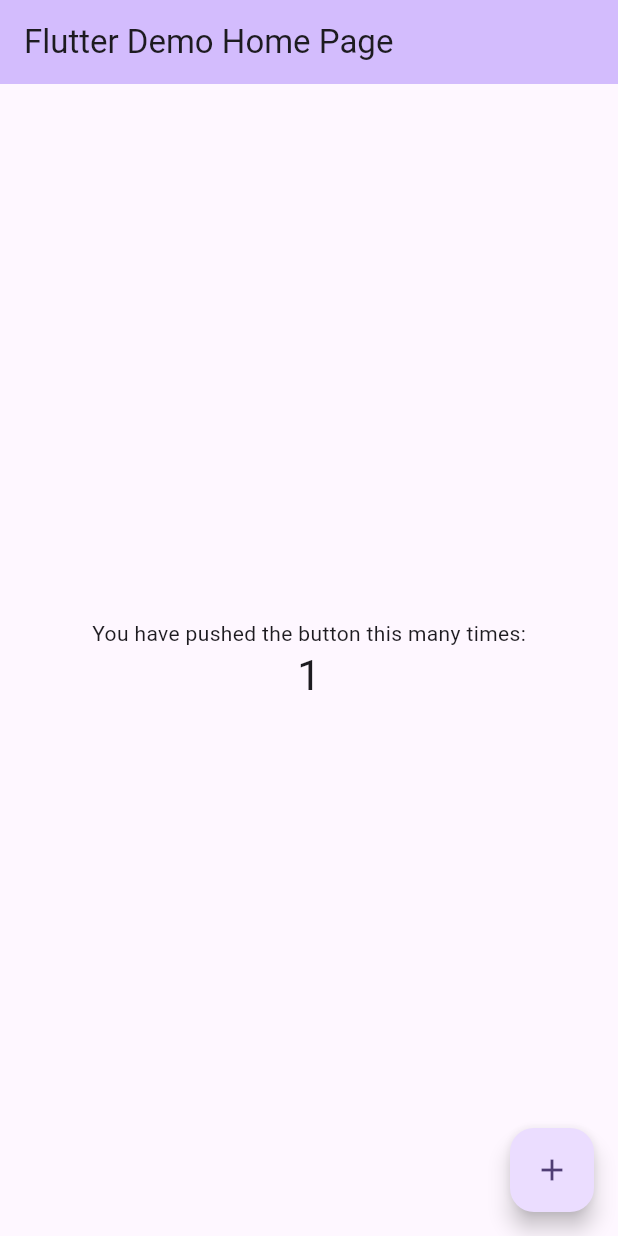
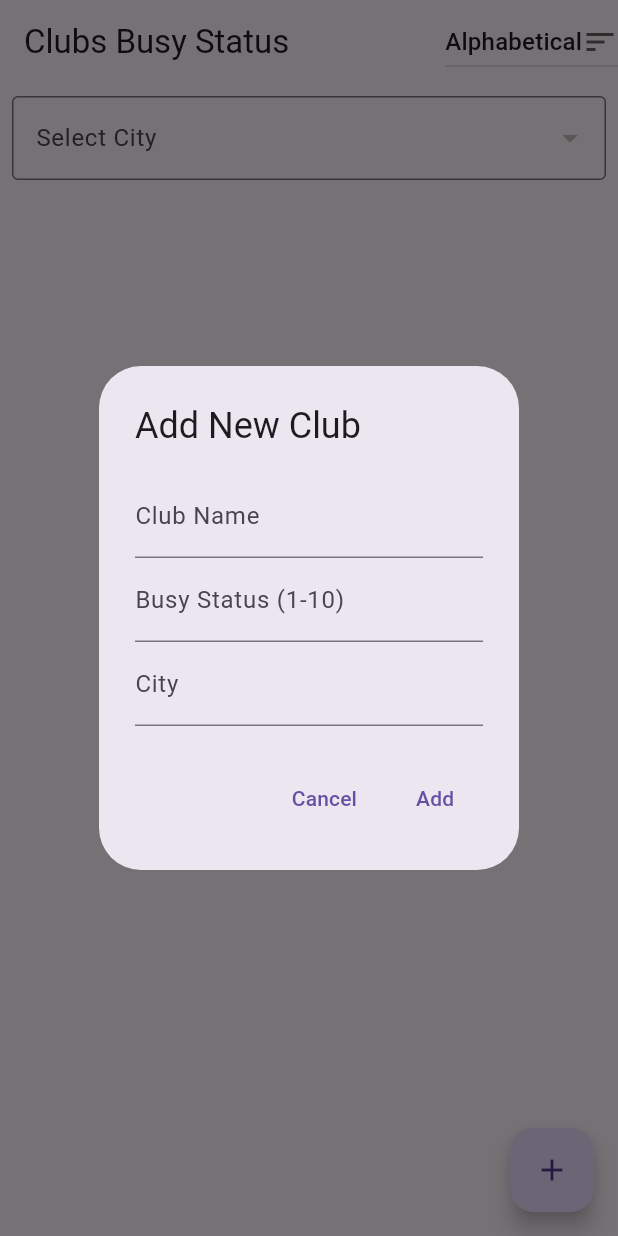
Before and after one commit to spaykel/oontz, a Flutter app: the screen it shows after launch, after a tap on the "add" icon, on a phone screen of 412 x 824 dp. Run offline on Flutter 3.47's test engine with Material 3 defaults, Android fonts, the phone set to English and light mode, and no system bars; our stand-ins replace cloud_firestore, firebase_core; accounts and stored records are empty.

```diff
--- a/oontz/lib/main.dart
+++ b/oontz/lib/main.dart
@@ -1,125 +1,313 @@
 import 'package:flutter/material.dart';
+import 'package:firebase_core/firebase_core.dart';
+import 'package:cloud_firestore/cloud_firestore.dart';
 
-void main() {
-  runApp(const MyApp());
+void main() async {
+  WidgetsFlutterBinding.ensureInitialized();
+  await Firebase.initializeApp();
+  runApp(ClubBusyApp());
 }
 
-class MyApp extends StatelessWidget {
-  const MyApp({super.key});
-
-  // This widget is the root of your application.
+class ClubBusyApp extends StatelessWidget {
   @override
   Widget build(BuildContext context) {
     return MaterialApp(
-      title: 'Flutter Demo',
+      title: 'Club Busy Status',
       theme: ThemeData(
-        // This is the theme of your application.
-        //
-        // TRY THIS: Try running your application with "flutter run". You'll see
-        // the application has a purple toolbar. Then, without quitting the app,
-        // try changing the seedColor in the colorScheme below to Colors.green
-        // and then invoke "hot reload" (save your changes or press the "hot
-        // reload" button in a Flutter-supported IDE, or press "r" if you used
-        // the command line to start the app).
-        //
-        // Notice that the counter didn't reset back to zero; the application
-        // state is not lost during the reload. To reset the state, use hot
-        // restart instead.
-        //
-        // This works for code too, not just values: Most code changes can be
-        // tested with just a hot reload.
-        colorScheme: ColorScheme.fromSeed(seedColor: Colors.deepPurple),
-        useMaterial3: true,
+        primarySwatch: Colors.blue,
       ),
-      home: const MyHomePage(title: 'Flutter Demo Home Page'),
+      home: ClubListScreen(),
     );
   }
 }
 
-class MyHomePage extends StatefulWidget {
-  const MyHomePage({super.key, required this.title});
+class ClubListScreen extends StatefulWidget {
+  @override
+  _ClubListScreenState createState() => _ClubListScreenState();
+}
 
-  // This widget is the home page of your application. It is stateful, meaning
-  // that it has a State object (defined below) that contains fields that affect
-  // how it looks.
-
-  // This class is the configuration for the state. It holds the values (in this
-  // case the title) provided by the parent (in this case the App widget) and
-  // used by the build method of the State. Fields in a Widget subclass are
-  // always marked "final".
-
-  final String title;
+class _ClubListScreenState extends State<ClubListScreen> {
+  String _selectedSortOption = 'Alphabetical';
+  String _selectedCity = '';
+  List<String> _cities = [];
 
   @override
-  State<MyHomePage> createState() => _MyHomePageState();
-}
+  void initState() {
+    super.initState();
+    _fetchCities();
+  }
 
-class _MyHomePageState extends State<MyHomePage> {
-  int _counter = 0;
-
-  void _incrementCounter() {
+  void _fetchCities() async {
+    final querySnapshot = await FirebaseFirestore.instance.collection('clubs').get();
+    final cities = querySnapshot.docs.map((doc) => doc['city'] as String).toSet().toList();
     setState(() {
-      // This call to setState tells the Flutter framework that something has
-      // changed in this State, which causes it to rerun the build method below
-      // so that the display can reflect the updated values. If we changed
-      // _counter without calling setState(), then the build method would not be
-      // called again, and so nothing would appear to happen.
-      _counter++;
+      _cities = cities;
     });
   }
 
   @override
   Widget build(BuildContext context) {
-    // This method is rerun every time setState is called, for instance as done
-    // by the _incrementCounter method above.
-    //
-    // The Flutter framework has been optimized to make rerunning build methods
-    // fast, so that you can just rebuild anything that needs updating rather
-    // than having to individually change instances of widgets.
     return Scaffold(
       appBar: AppBar(
-        // TRY THIS: Try changing the color here to a specific color (to
-        // Colors.amber, perhaps?) and trigger a hot reload to see the AppBar
-        // change color while the other colors stay the same.
-        backgroundColor: Theme.of(context).colorScheme.inversePrimary,
-        // Here we take the value from the MyHomePage object that was created by
-        // the App.build method, and use it to set our appbar title.
-        title: Text(widget.title),
+        title: Text('Clubs Busy Status'),
+        actions: [
+          DropdownButton<String>(
+            value: _selectedSortOption,
+            icon: Icon(Icons.sort),
+            onChanged: (String? newValue) {
+              setState(() {
+                _selectedSortOption = newValue!;
+              });
+            },
+            items: <String>['Alphabetical', 'Busy Status']
+                .map<DropdownMenuItem<String>>((String value) {
+              return DropdownMenuItem<String>(
+                value: value,
+                child: Text(value),
+              );
+            }).toList(),
+          ),
+        ],
       ),
-      body: Center(
-        // Center is a layout widget. It takes a single child and positions it
-        // in the middle of the parent.
-        child: Column(
-          // Column is also a layout widget. It takes a list of children and
-          // arranges them vertically. By default, it sizes itself to fit its
-          // children horizontally, and tries to be as tall as its parent.
-          //
-          // Column has various properties to control how it sizes itself and
-          // how it positions its children. Here we use mainAxisAlignment to
-          // center the children vertically; the main axis here is the vertical
-          // axis because Columns are vertical (the cross axis would be
-          // horizontal).
-          //
-          // TRY THIS: Invoke "debug painting" (choose the "Toggle Debug Paint"
-          // action in the IDE, or press "p" in the console), to see the
-          // wireframe for each widget.
-          mainAxisAlignment: MainAxisAlignment.center,
-          children: <Widget>[
-            const Text(
-              'You have pushed the button this many times:',
+      body: Column(
+        children: [
+          Padding(
+            padding: const EdgeInsets.all(8.0),
+            child: DropdownButtonFormField<String>(
+              decoration: InputDecoration(
+                labelText: 'Select City',
+                border: OutlineInputBorder(),
+              ),
+              value: _selectedCity.isEmpty ? null : _selectedCity,
+              onChanged: (String? newValue) {
+                setState(() {
+                  _selectedCity = newValue!;
+                });
+              },
+              items: _cities.map<DropdownMenuItem<String>>((String city) {
+                return DropdownMenuItem<String>(
+                  value: city,
+                  child: Text(city),
+                );
+              }).toList(),
             ),
-            Text(
-              '$_counter',
-              style: Theme.of(context).textTheme.headlineMedium,
+          ),
+          Expanded(
+            child: ClubList(
+              sortOption: _selectedSortOption,
+              selectedCity: _selectedCity,
+            ),
+          ),
+        ],
+      ),
+      floatingActionButton: FloatingActionButton(
+        onPressed: () => _showAddClubDialog(context),
+        child: Icon(Icons.add),
+      ),
+    );
+  }
+
+  void _showAddClubDialog(BuildContext context) {
+    final _nameController = TextEditingController();
+    final _statusController = TextEditingController();
+    final _cityController = TextEditingController();
+
+    showDialog(
+      context: context,
+      builder: (context) {
+        return AlertDialog(
+          title: Text('Add New Club'),
+          content: Column(
+            mainAxisSize: MainAxisSize.min,
+            children: [
+              TextField(
+                controller: _nameController,
+                decoration: InputDecoration(labelText: 'Club Name'),
+              ),
+              TextField(
+                controller: _statusController,
+                decoration: InputDecoration(labelText: 'Busy Status (1-10)'),
+                keyboardType: TextInputType.number,
+              ),
+              TextField(
+                controller: _cityController,
+                decoration: InputDecoration(labelText: 'City'),
+              ),
+            ],
+          ),
+          actions: [
+            TextButton(
+              onPressed: () {
+                Navigator.of(context).pop();
+              },
+              child: Text('Cancel'),
+            ),
+            TextButton(
+              onPressed: () async {
+                final name = _nameController.text;
+                final status = int.tryParse(_statusController.text);
+                final city = _cityController.text;
+
+                if (name.isNotEmpty && status != null && status >= 1 && status <= 10 && city.isNotEmpty) {
+                  final querySnapshot = await FirebaseFirestore.instance
+                      .collection('clubs')
+                      .where('name', isEqualTo: name)
+                      .get();
+
+                  if (querySnapshot.docs.isNotEmpty) {
+                    // If club exists, update the status
+                    final docId = querySnapshot.docs.first.id;
+                    FirebaseFirestore.instance.collection('clubs').doc(docId).update({
+                      'busyStatus': status,
+                      'city': city,
+                    });
+                  } else {
+                    // If club doesn't exist, add a new club
+                    FirebaseFirestore.instance.collection('clubs').add({
+                      'name': name,
+                      'busyStatus': status,
+                      'city': city,
+                    });
+                  }
+
+                  Navigator.of(context).pop();
+                }
+              },
+              child: Text('Add'),
             ),
           ],
-        ),
-      ),
-      floatingActionButton: FloatingActionButton(
-        onPressed: _incrementCounter,
-        tooltip: 'Increment',
-        child: const Icon(Icons.add),
-      ), // This trailing comma makes auto-formatting nicer for build methods.
+        );
+      },
     );
   }
 }
+
+class Club {
+  final String name;
+  final int busyStatus;
+  final String city;
+
+  Club({required this.name, required this.busyStatus, required this.city});
+
+  factory Club.fromDocument(DocumentSnapshot doc) {
+    return Club(
+      name: doc['name'],
+      busyStatus: doc['busyStatus'],
+      city: doc['city'],
+    );
+  }
+}
+
+class ClubList extends StatelessWidget {
+  final String sortOption;
+  final String selectedCity;
+
+  ClubList({required this.sortOption, required this.selectedCity});
+
+  @override
+  Widget build(BuildContext context) {
+    return StreamBuilder<QuerySnapshot>(
+      stream: FirebaseFirestore.instance.collection('clubs').snapshots(),
+      builder: (context, snapshot) {
+        if (snapshot.connectionState == ConnectionState.waiting) {
+          return Center(child: CircularProgressIndicator());
+        }
+
+        if (snapshot.hasError) {
+          return Center(child: Text('Error: ${snapshot.error}'));
+        }
+
+        var clubs = snapshot.data!.docs
+            .map((doc) => Club.fromDocument(doc))
+            .where((club) => club.city.toLowerCase().contains(selectedCity.toLowerCase()))
+            .toList();
+
+        if (sortOption == 'Alphabetical') {
+          clubs.sort((a, b) => a.name.compareTo(b.name));
+        } else if (sortOption == 'Busy Status') {
+          clubs.sort((a, b) => b.busyStatus.compareTo(a.busyStatus));
+        }
+
+        return ListView.builder(
+          itemCount: clubs.length,
+          itemBuilder: (context, index) {
+            final club = clubs[index];
+            return ListTile(
+              title: Text(
+                club.name,
+                style: TextStyle(fontSize: 20.0),
+              ),
+              subtitle: Text(
+                'Status: ${club.busyStatus}/10\nCity: ${club.city}',
+                style: TextStyle(fontSize: 16.0),
+              ),
+              leading: Icon(
+                Icons.circle,
+                color: getStatusColor(club.busyStatus),
+              ),
+              onTap: () => _showEditStatusDialog(context, club),
+            );
+          },
+        );
+      },
+    );
+  }
+
+  void _showEditStatusDialog(BuildContext context, Club club) {
+    final _statusController = TextEditingController(text: club.busyStatus.toString());
+
+    showDialog(
+      context: context,
+      builder: (context) {
+        return AlertDialog(
+          title: Text('Edit Busy Status for ${club.name}'),
+          content: TextField(
+            controller: _statusController,
+            decoration: InputDecoration(labelText: 'Busy Status (1-10)'),
+            keyboardType: TextInputType.number,
+          ),
+          actions: [
+            TextButton(
+              onPressed: () {
+                Navigator.of(context).pop();
+              },
+              child: Text('Cancel'),
+            ),
+            TextButton(
+              onPressed: () async {
+                final status = int.tryParse(_statusController.text);
+
+                if (status != null && status >= 1 && status <= 10) {
+                  final querySnapshot = await FirebaseFirestore.instance
+                      .collection('clubs')
+                      .where('name', isEqualTo: club.name)
+                      .get();
+
+                  if (querySnapshot.docs.isNotEmpty) {
+                    final docId = querySnapshot.docs.first.id;
+                    await FirebaseFirestore.instance.collection('clubs').doc(docId).update({
+                      'busyStatus': status,
+                    });
+                  }
+
+                  Navigator.of(context).pop();
+                }
+              },
+              child: Text('Save'),
+            ),
+          ],
+        );
+      },
+    );
+  }
+
+  Color getStatusColor(int status) {
+    if (status >= 8) {
+      return Colors.red;
+    } else if (status >= 4) {
+      return Colors.orange;
+    } else {
+      return Colors.green;
+    }
+  }
+}
```
Also changed, not shown: oontz/pubspec.yaml (+11 -71 lines), oontz/firebase.json (added), oontz/lib/firebase_options.dart (added), oontz/pubspec.lock, 8 other files.
